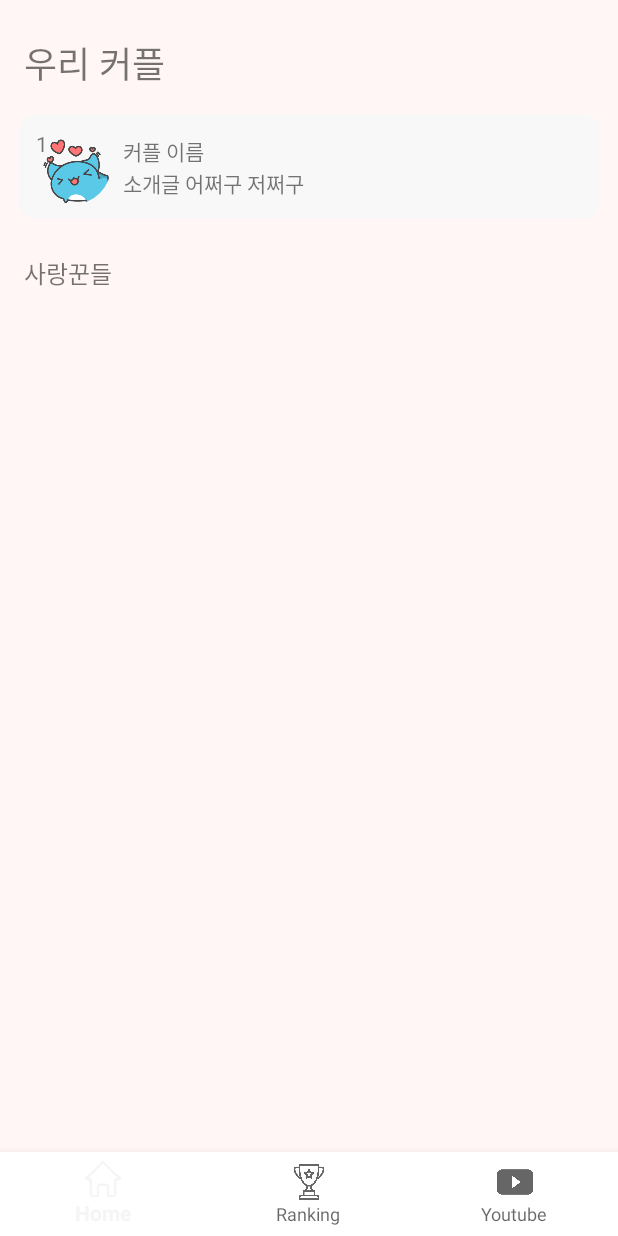
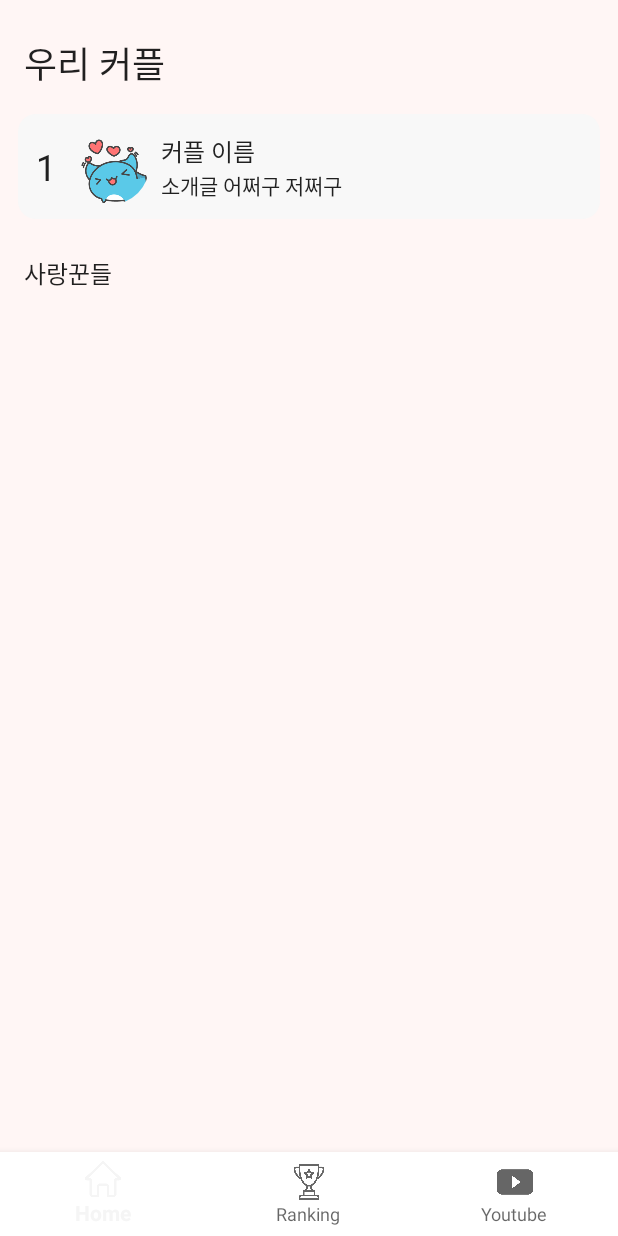
Before and after one commit to new-year-hackathon-team-g/TheTheThe-Android, an Android app: the fragment RankFragment placed in its activity, on a phone screen of 412 x 824 dp. Run offline under Robolectric (Android 15) with nearby library versions, the phone set to English and light mode, and no system bars; our stand-ins replace Firebase (no records; nobody signed in at launch, a user with empty details on screens opened directly); pictures from the network do not load; 3 statements that could not run were skipped.

Commit message:
일부 페이지 글씨체 변경

```diff
--- a/app/src/main/res/layout/fragment_rank.xml
+++ b/app/src/main/res/layout/fragment_rank.xml
@@ -14,7 +14,7 @@
         android:layout_marginStart="16dp"
         android:layout_marginTop="24dp"
         android:text="우리 커플"
-        android:textSize="24sp"
+        style="@style/title_medium_bold"
         app:layout_constraintStart_toStartOf="parent"
         app:layout_constraintTop_toTopOf="parent" />
 
@@ -36,7 +36,7 @@
         android:layout_marginStart="16dp"
         android:layout_marginTop="24dp"
         android:text="사랑꾼들"
-        android:textSize="16sp"
+        style="@style/text_large_bold"
         app:layout_constraintStart_toStartOf="parent"
         app:layout_constraintTop_toBottomOf="@id/my_couple_rank"
         app:layout_goneMarginTop="28dp"
--- a/app/src/main/res/layout/fragment_recommendation.xml
+++ b/app/src/main/res/layout/fragment_recommendation.xml
@@ -14,7 +14,7 @@
         android:layout_marginHorizontal="12dp"
         android:layout_marginTop="12dp"
         android:text="추천 영상"
-        android:textSize="24sp"
+        style="@style/title_medium_bold"
         app:layout_constraintStart_toStartOf="parent"
         app:layout_constraintTop_toTopOf="parent" />
 
--- a/app/src/main/res/layout/item_recommendation_video.xml
+++ b/app/src/main/res/layout/item_recommendation_video.xml
@@ -21,6 +21,7 @@
         android:layout_height="wrap_content"
         android:layout_marginHorizontal="8dp"
         android:layout_marginTop="12dp"
+        style="@style/text_medium_bold"
         app:layout_constraintStart_toStartOf="parent"
         app:layout_constraintTop_toBottomOf="@id/video_thumbnail_img" />
 
--- a/app/src/main/res/layout/rank_item.xml
+++ b/app/src/main/res/layout/rank_item.xml
@@ -1,13 +1,23 @@
 <?xml version="1.0" encoding="utf-8"?>
 <androidx.constraintlayout.widget.ConstraintLayout xmlns:android="http://schemas.android.com/apk/res/android"
     xmlns:app="http://schemas.android.com/apk/res-auto"
-    xmlns:tools="http://schemas.android.com/tools"
     android:layout_width="match_parent"
     android:layout_height="wrap_content"
     android:layout_margin="8dp"
     android:background="@drawable/bg_rounded_border_16_grey"
     android:orientation="vertical"
     android:paddingVertical="10dp">
+
+    <TextView
+        android:id="@+id/rank"
+        android:layout_width="wrap_content"
+        android:layout_height="wrap_content"
+        android:layout_marginHorizontal="12dp"
+        android:text="1"
+        style="@style/title_medium_bold"
+        app:layout_constraintBottom_toBottomOf="parent"
+        app:layout_constraintStart_toStartOf="parent"
+        app:layout_constraintTop_toTopOf="parent" />
 
     <com.soopeach.thethethe_android.custom.FlexibleCornerImageView
         android:id="@+id/profile_img"
@@ -17,16 +27,8 @@
         android:src="@drawable/normal"
         app:all_corner_radius="25dp"
         app:layout_constraintBottom_toBottomOf="parent"
-        app:layout_constraintStart_toStartOf="parent"
+        app:layout_constraintStart_toEndOf="@id/rank"
         app:layout_constraintTop_toTopOf="parent" />
-
-    <TextView
-        android:id="@+id/rank"
-        android:layout_width="wrap_content"
-        android:layout_height="wrap_content"
-        android:text="1"
-        app:layout_constraintStart_toStartOf="@id/profile_img"
-        app:layout_constraintTop_toTopOf="@id/profile_img" />
 
     <LinearLayout
         android:id="@+id/text_container"
@@ -41,12 +43,14 @@
 
         <TextView
             android:id="@+id/couple_name"
+            style="@style/text_large_bold"
             android:layout_width="wrap_content"
             android:layout_height="wrap_content"
             android:text="커플 이름" />
 
         <TextView
             android:id="@+id/introduction"
+            style="@style/text_medium_medium"
             android:layout_width="wrap_content"
             android:layout_height="wrap_content"
             android:text="소개글 어쩌구 저쩌구" />
@@ -57,6 +61,7 @@
         android:layout_width="wrap_content"
         android:layout_height="wrap_content"
         android:layout_marginHorizontal="12dp"
+        style="@style/text_large_bold"
         app:layout_constraintBottom_toBottomOf="parent"
         app:layout_constraintEnd_toEndOf="parent"
         app:layout_constraintTop_toTopOf="parent" />
```
